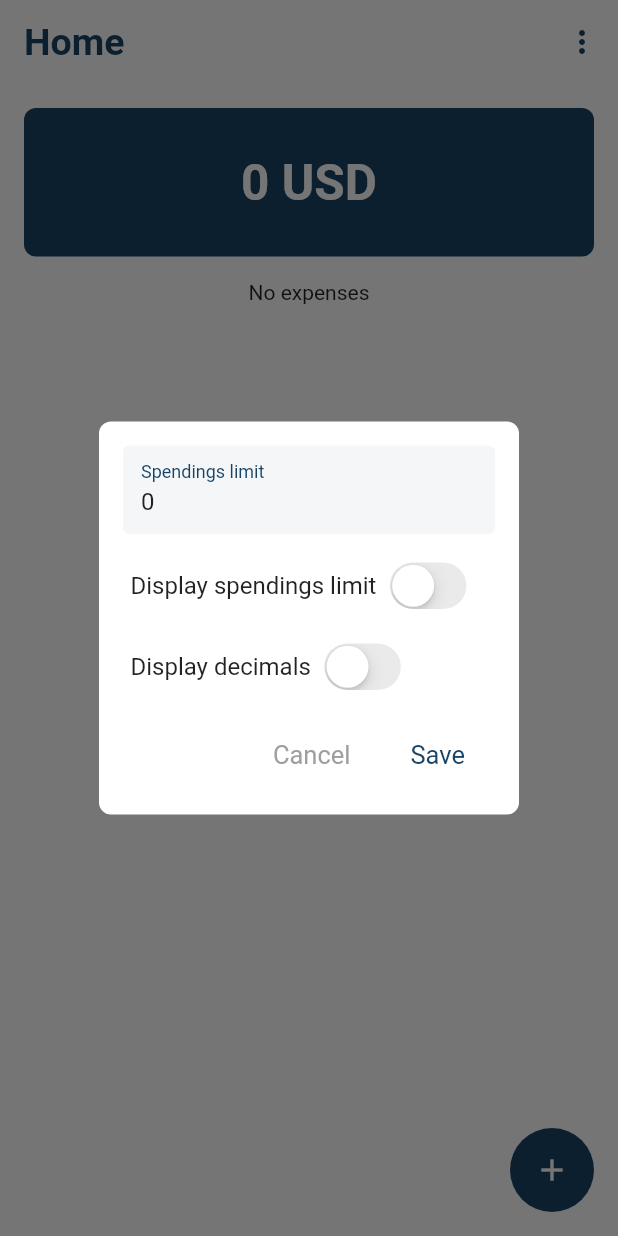
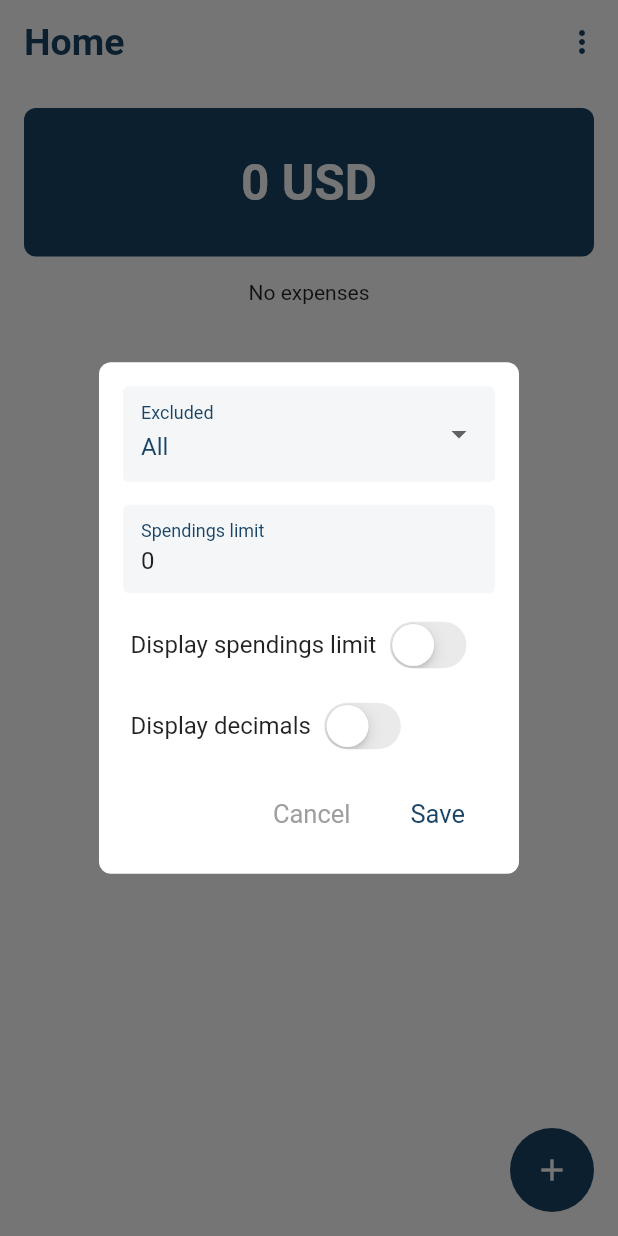
Before and after one commit to hendrychjan/blin, a Flutter app: the screen it shows after launch, after a tap on an icon or button, on a phone screen of 412 x 824 dp. Run offline on Flutter 3.47's test engine with Material 2 defaults, Android fonts, the phone set to English and light mode, and no system bars; our stand-ins replace date_time_picker, file_picker, flutter_colorpicker, get, get_storage, hive and 4 more; accounts and stored records are empty.

Commit message:
Add filters for "excluded"

```diff
--- a/lib/components/summary_box.dart
+++ b/lib/components/summary_box.dart
@@ -22,18 +22,23 @@ class _SummaryBoxState extends State<SummaryBox> {
         elevation: 0,
         content: SummaryBoxSettingsForm(
           initialState: {
+            'excluded': AppController.to.showExcluded.value,
             'limitValue': AppController.to.limitValue.value,
             'showLimit': AppController.to.showLimit.value,
             'showDecimals': AppController.to.showDecimals.value,
           },
           handleSubmit: (Map<String, dynamic> values) async {
+            AppController.to.showExcluded.value = values['excluded'];
             AppController.to.limitValue.value = values['limitValue'];
             AppController.to.showLimit.value = values['showLimit'];
             AppController.to.showDecimals.value = values['showDecimals'];
 
+            await GetStorage().write("show_excluded", values['excluded']);
             await GetStorage().write("limit_value", values['limitValue']);
             await GetStorage().write("show_limit", values['showLimit']);
             await GetStorage().write("show_decimals", values['showDecimals']);
+
+            AppController.to.updateExpensesSummary();
 
             Get.back();
           },
--- a/lib/forms/expenses_overview_filter_form.dart
+++ b/lib/forms/expenses_overview_filter_form.dart
@@ -25,7 +25,14 @@ class _ExpensesOverviewFilterFormState
   final _customRangeDateFrom = TextEditingController();
   final _customRangeDateTo = TextEditingController();
   final _rangeTargetDate = TextEditingController();
+  final _excludedController = TextEditingController();
   List _categoriesController = [];
+
+  final _excludedOptions = [
+    {"text": "All", "value": "all"},
+    {"text": "Excluded", "value": "is"},
+    {"text": "Not excluded", "value": "is not"}
+  ];
 
   final _timeRangeOptions = [
     {"text": "All time", "value": "alltime"},
@@ -47,6 +54,7 @@ class _ExpensesOverviewFilterFormState
         widget.initialState["customRangeDateTo"].toString();
     _rangeTargetDate.text = widget.initialState["rangeTargetDate"].toString();
     _categoriesController.addAll(widget.initialState["categories"]);
+    _excludedController.text = "all";
   }
 
   @override
@@ -106,6 +114,16 @@ class _ExpensesOverviewFilterFormState
               validationRules: ["required"],
               type: DateTimePickerType.date,
             ),
+          UiController.renderSelect(
+            hint: "Excluded",
+            items: _excludedOptions,
+            value: _excludedController.text,
+            onChanged: (String selected) => setState(
+              () {
+                _excludedController.text = selected;
+              },
+            ),
+          ),
           Row(
             mainAxisAlignment: MainAxisAlignment.end,
             children: [
@@ -123,6 +141,7 @@ class _ExpensesOverviewFilterFormState
 
                   await widget.handleSubmit(
                     {
+                      "excluded": _excludedController.text,
                       "range": _rangeController.text,
                       "customRangeDateFrom":
                           DateTime.parse(_customRangeDateFrom.text),
--- a/lib/forms/summary_box_settings_form.dart
+++ b/lib/forms/summary_box_settings_form.dart
@@ -18,12 +18,20 @@ class SummaryBoxSettingsForm extends StatefulWidget {
 class _SummaryBoxSettingsFormState extends State<SummaryBoxSettingsForm> {
   final formKey = GlobalKey<FormState>();
   final _limitValueController = TextEditingController();
+  final _excludedController = TextEditingController();
   late bool _showLimitController;
   late bool _showDecimalsController;
+
+  final _excludedOptions = [
+    {"text": "All", "value": "all"},
+    {"text": "Excluded", "value": "is"},
+    {"text": "Not excluded", "value": "is not"}
+  ];
 
   @override
   void initState() {
     super.initState();
+    _excludedController.text = widget.initialState['excluded'];
     _limitValueController.text = widget.initialState['limitValue'].toString();
     _showLimitController = widget.initialState['showLimit'];
     _showDecimalsController = widget.initialState['showDecimals'];
@@ -37,6 +45,16 @@ class _SummaryBoxSettingsFormState extends State<SummaryBoxSettingsForm> {
         mainAxisAlignment: MainAxisAlignment.start,
         mainAxisSize: MainAxisSize.min,
         children: [
+          UiController.renderSelect(
+            hint: "Excluded",
+            items: _excludedOptions,
+            value: _excludedController.text,
+            onChanged: (String selected) => setState(
+              () {
+                _excludedController.text = selected;
+              },
+            ),
+          ),
           UiController.renderTextInput(
             hint: "Spendings limit",
             controller: _limitValueController,
@@ -77,6 +95,7 @@ class _SummaryBoxSettingsFormState extends State<SummaryBoxSettingsForm> {
 
                   await widget.handleSubmit(
                     {
+                      'excluded': _excludedController.text,
                       'limitValue': int.parse(_limitValueController.text),
                       'showLimit': _showLimitController,
                       'showDecimals': _showDecimalsController,
--- a/lib/get/app_controller.dart
+++ b/lib/get/app_controller.dart
@@ -16,6 +16,7 @@ class AppController extends GetxController {
   var summaryTarget = "".obs;
 
   // Settings
+  var showExcluded = "all".obs;
   var showLimit = false.obs;
   var showDecimals = false.obs;
   var limitValue = 0.obs;
@@ -29,18 +30,30 @@ class AppController extends GetxController {
       DateTime.now().day,
     );
 
-    if (summaryTarget.value == "week") {
-      expensesFiltered.addAll(
-        Expense.getAll({"range": "week", "rangeTargetDate": today}),
-      );
-    }
+    expensesFiltered.addAll(Expense.getAll({
+      "range": summaryTarget.value,
+      "rangeTargetDate": today,
+      "excluded": showExcluded.value,
+    }));
 
-    // Get all expenses that date the current month
-    if (summaryTarget.value == "month") {
-      expensesFiltered.addAll(
-        Expense.getAll({"range": "month", "rangeTargetDate": today}),
-      );
-    }
+    // if (summaryTarget.value == "week") {
+    //   expensesFiltered.addAll(
+    //     Expense.getAll({
+    //       "range": "week",
+    //     }),
+    //   );
+    // }
+
+    // // Get all expenses that date the current month
+    // if (summaryTarget.value == "month") {
+    //   expensesFiltered.addAll(
+    //     Expense.getAll({
+    //       "range": "month",
+    //       "rangeTargetDate": today,
+    //       "excluded": showExcluded.value
+    //     }),
+    //   );
+    // }
 
     // Sort the expenses from newest to oldest
     expensesFiltered.sort((a, b) => b.date.compareTo(a.date));
--- a/lib/get/ui_controller.dart
+++ b/lib/get/ui_controller.dart
@@ -15,7 +15,14 @@ class UiController extends GetxController {
   }
 
   static Color hexStringToColor(String hexString) {
-    return Color(0xFF + int.parse(hexString.substring(1), radix: 16));
+    Color c;
+    hexString = hexString.replaceAll("#", "");
+    if (hexString.length == 6) {
+      c = Color(int.parse("FF$hexString", radix: 16));
+    } else {
+      c = Color(int.parse(hexString, radix: 16));
+    }
+    return c;
   }
 
   static String formatCurrency(double value) {
@@ -74,8 +81,8 @@ class UiController extends GetxController {
             child: Text(
               item["text"],
               style: TextStyle(
-                  color: UiController.hexStringToColor(
-                      item["color"] ?? "FF194466")),
+                  color:
+                      UiController.hexStringToColor(item["color"] ?? "194466")),
             ),
           );
         }).toList(),
--- a/lib/pages/expenses/expenses_overview_page.dart
+++ b/lib/pages/expenses/expenses_overview_page.dart
@@ -73,6 +73,7 @@ class _ExpensesOverviewPageState extends State<ExpensesOverviewPage> {
     );
 
     _filter = {
+      "excluded": "all",
       "range": "alltime",
       "rangeTargetDate": today,
       "customRangeDateFrom": today,
--- a/lib/services/app_init_service.dart
+++ b/lib/services/app_init_service.dart
@@ -98,6 +98,7 @@ class AppInitService {
     await GetStorage().writeIfNull("show_limit", false);
     await GetStorage().writeIfNull("show_decimals", false);
     await GetStorage().writeIfNull("limit_value", 0);
+    await GetStorage().writeIfNull("show_excluded", "all");
     await GetStorage().writeIfNull("currency", defaultCurrency.currencyName);
 
     // Read user preferences (values from get storage) and set
@@ -107,6 +108,7 @@ class AppInitService {
     AppController.to.showLimit.value = GetStorage().read("show_limit");
     AppController.to.showDecimals.value = GetStorage().read("show_decimals");
     AppController.to.limitValue.value = GetStorage().read("limit_value");
+    AppController.to.showExcluded.value = GetStorage().read("show_excluded");
     AppController.to.currency.value = GetStorage().read("currency");
   }
 }
--- a/lib/services/hive/hive_expense_service.dart
+++ b/lib/services/hive/hive_expense_service.dart
@@ -12,6 +12,17 @@ class HiveExpenseService {
       // Filter by category
       if (filter.containsKey("categories")) {
         if (!(filter["categories"] as List).contains(expense.categoryId)) {
+          return false;
+        }
+      }
+
+      // Filter by "excluded"
+      if (filter.containsKey("excluded")) {
+        if (filter["excluded"] == "all") {
+          // Do nothing
+        } else if (filter["excluded"] == "is" && !expense.excluded) {
+          return false;
+        } else if (filter["excluded"] == "is not" && expense.excluded) {
           return false;
         }
       }
```
Also changed, not shown: lib/services/local_data_service.dart (+3 -4 lines).
